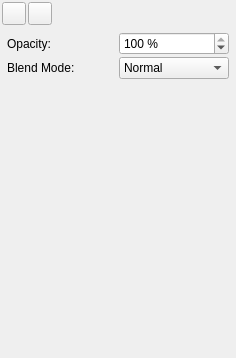
Old version of the form scribus/ui/transparencypalette.ui in the repository scribusproject/scribus.
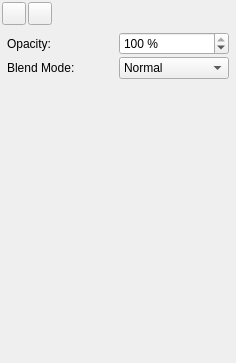
New version of the form. Custom widgets are drawn as their Qt base class.

The edit to the form file:
```diff
--- a/scribus/ui/transparencypalette.ui
+++ b/scribus/ui/transparencypalette.ui
@@ -7,7 +7,7 @@
     <x>0</x>
     <y>0</y>
     <width>236</width>
-    <height>357</height>
+    <height>363</height>
    </rect>
   </property>
   <property name="windowTitle">
```
Left out of the diff: 2 changed lines with no effect on the pictures.
